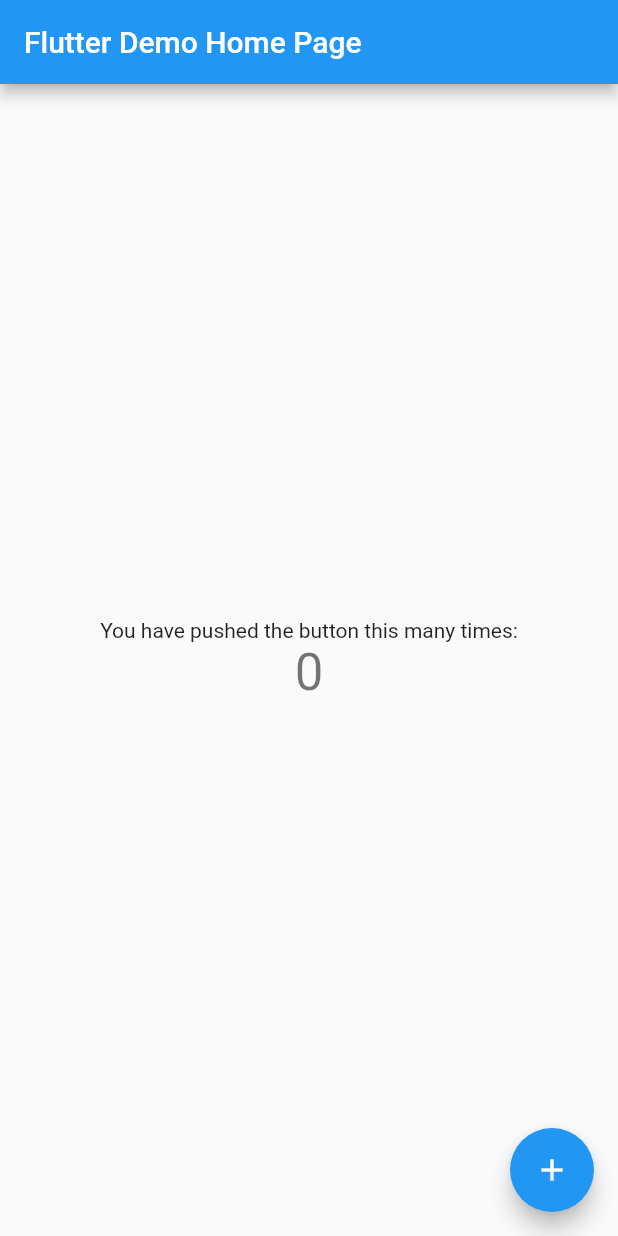
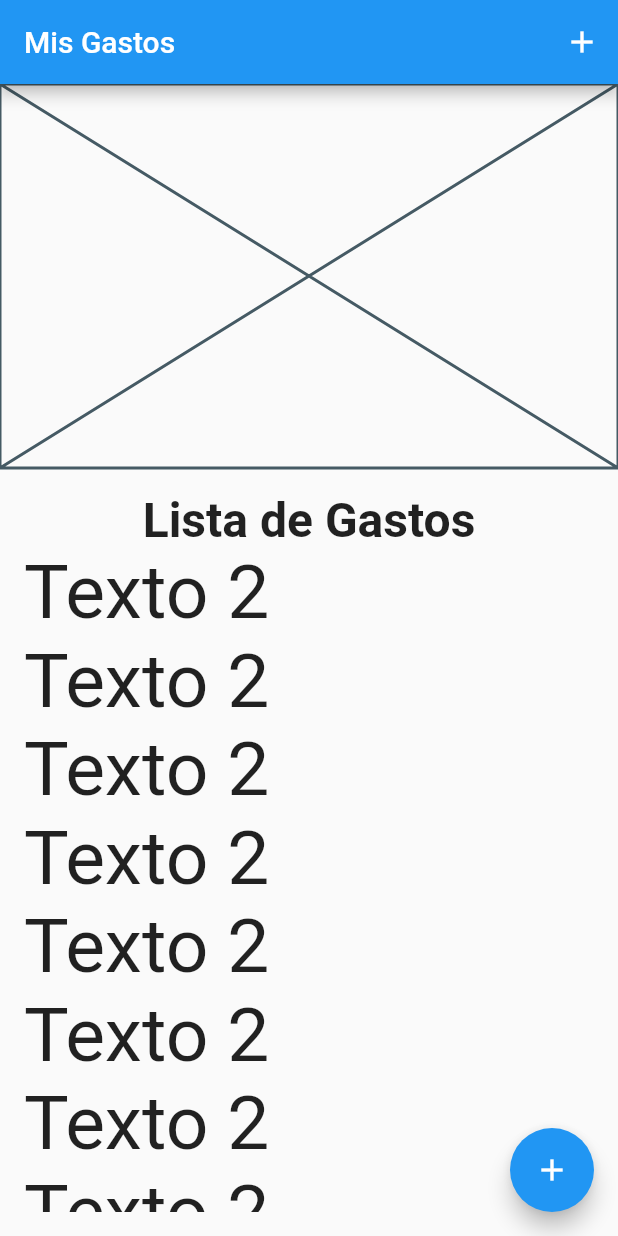
Before and after one commit to paulocrr/my_manager_app, a Flutter app: the screen it shows after launch, on a phone screen of 412 x 824 dp. Run offline on Flutter 3.47's test engine with Material 2 defaults, Android fonts, the phone set to English and light mode, and no system bars.

Commit message:
feat: Se agrego le estrucuta de la pantalla principal

```diff
--- /dev/null
+++ b/lib/home_page.dart
@@ -0,0 +1,87 @@
+import 'package:flutter/material.dart';
+import 'package:my_manager_app/languages/my_text.dart';
+
+class HomePage extends StatelessWidget {
+  const HomePage({super.key});
+
+  @override
+  Widget build(BuildContext context) {
+    return Scaffold(
+      appBar: AppBar(
+        actions: [
+          IconButton(
+            onPressed: () {},
+            icon: const Icon(Icons.add),
+          ),
+        ],
+        title: Text(MyText.homePageText.appBarTitle),
+      ),
+      floatingActionButton: FloatingActionButton(
+        onPressed: () {},
+        child: const Icon(Icons.add),
+      ),
+      body: Column(
+        children: [
+          const Expanded(
+            child: Placeholder(),
+          ),
+          Expanded(
+            flex: 2,
+            child: Padding(
+              padding: const EdgeInsets.all(16.0),
+              child: Column(
+                children: [
+                  Text(
+                    MyText.homePageText.listSpentTitle,
+                    style: const TextStyle(
+                      fontSize: 32,
+                      fontWeight: FontWeight.bold,
+                    ),
+                  ),
+                  Expanded(
+                    child: ListView(
+                      children: [
+                        const Text(
+                          'Texto 2',
+                          style: TextStyle(fontSize: 50),
+                        ),
+                        const Text(
+                          'Texto 2',
+                          style: TextStyle(fontSize: 50),
+                        ),
+                        const Text(
+                          'Texto 2',
+                          style: TextStyle(fontSize: 50),
+                        ),
+                        const Text(
+                          'Texto 2',
+                          style: TextStyle(fontSize: 50),
+                        ),
+                        const Text(
+                          'Texto 2',
+                          style: TextStyle(fontSize: 50),
+                        ),
+                        const Text(
+                          'Texto 2',
+                          style: TextStyle(fontSize: 50),
+                        ),
+                        const Text(
+                          'Texto 2',
+                          style: TextStyle(fontSize: 50),
+                        ),
+                        const Text(
+                          'Texto 2',
+                          style: TextStyle(fontSize: 50),
+                        ),
+                      ],
+                    ),
+                  )
+                ],
+              ),
+            ),
+          )
+        ],
+      ),
+    );
+  }
+}
--- /dev/null
+++ b/lib/languages/my_text.dart
@@ -0,0 +1,11 @@
+class MyText {
+  static final homePageText = _HomePageText();
+  static final addSpentFormText = _AddSpentFormText();
+}
+
+class _HomePageText {
+  final appBarTitle = 'Mis Gastos';
+  final listSpentTitle = 'Lista de Gastos';
+}
+
+class _AddSpentFormText {}
--- a/lib/main.dart
+++ b/lib/main.dart
@@ -1,4 +1,6 @@
 import 'package:flutter/material.dart';
+import 'package:my_manager_app/home_page.dart';
+import 'package:my_manager_app/languages/my_text.dart';
 
 void main() {
   runApp(const MyApp());
@@ -11,105 +13,12 @@ class MyApp extends StatelessWidget {
   @override
   Widget build(BuildContext context) {
     return MaterialApp(
-      title: 'Flutter Demo',
+      debugShowCheckedModeBanner: false,
+      title: MyText.homePageText.appBarTitle,
       theme: ThemeData(
-        // This is the theme of your application.
-        //
-        // Try running your application with "flutter run". You'll see the
-        // application has a blue toolbar. Then, without quitting the app, try
-        // changing the primarySwatch below to Colors.green and then invoke
-        // "hot reload" (press "r" in the console where you ran "flutter run",
-        // or simply save your changes to "hot reload" in a Flutter IDE).
-        // Notice that the counter didn't reset back to zero; the application
-        // is not restarted.
         primarySwatch: Colors.blue,
       ),
-      home: const MyHomePage(title: 'Flutter Demo Home Page'),
+      home: const HomePage(),
     );
   }
 }
-
-class MyHomePage extends StatefulWidget {
-  const MyHomePage({super.key, required this.title});
-
-  // This widget is the home page of your application. It is stateful, meaning
-  // that it has a State object (defined below) that contains fields that affect
-  // how it looks.
-
-  // This class is the configuration for the state. It holds the values (in this
-  // case the title) provided by the parent (in this case the App widget) and
-  // used by the build method of the State. Fields in a Widget subclass are
-  // always marked "final".
-
-  final String title;
-
-  @override
-  State<MyHomePage> createState() => _MyHomePageState();
-}
-
-class _MyHomePageState extends State<MyHomePage> {
-  int _counter = 0;
-
-  void _incrementCounter() {
-    setState(() {
-      // This call to setState tells the Flutter framework that something has
-      // changed in this State, which causes it to rerun the build method below
-      // so that the display can reflect the updated values. If we changed
-      // _counter without calling setState(), then the build method would not be
-      // called again, and so nothing would appear to happen.
-      _counter++;
-    });
-  }
-
-  @override
-  Widget build(BuildContext context) {
-    // This method is rerun every time setState is called, for instance as done
-    // by the _incrementCounter method above.
-    //
-    // The Flutter framework has been optimized to make rerunning build methods
-    // fast, so that you can just rebuild anything that needs updating rather
-    // than having to individually change instances of widgets.
-    return Scaffold(
-      appBar: AppBar(
-        // Here we take the value from the MyHomePage object that was created by
-        // the App.build method, and use it to set our appbar title.
-        title: Text(widget.title),
-      ),
-      body: Center(
-        // Center is a layout widget. It takes a single child and positions it
-        // in the middle of the parent.
-        child: Column(
-          // Column is also a layout widget. It takes a list of children and
-          // arranges them vertically. By default, it sizes itself to fit its
-          // children horizontally, and tries to be as tall as its parent.
-          //
-          // Invoke "debug painting" (press "p" in the console, choose the
-          // "Toggle Debug Paint" action from the Flutter Inspector in Android
-          // Studio, or the "Toggle Debug Paint" command in Visual Studio Code)
-          // to see the wireframe for each widget.
-          //
-          // Column has various properties to control how it sizes itself and
-          // how it positions its children. Here we use mainAxisAlignment to
-          // center the children vertically; the main axis here is the vertical
-          // axis because Columns are vertical (the cross axis would be
-          // horizontal).
-          mainAxisAlignment: MainAxisAlignment.center,
-          children: <Widget>[
-            const Text(
-              'You have pushed the button this many times:',
-            ),
-            Text(
-              '$_counter',
-              style: Theme.of(context).textTheme.headlineMedium,
-            ),
-          ],
-        ),
-      ),
-      floatingActionButton: FloatingActionButton(
-        onPressed: _incrementCounter,
-        tooltip: 'Increment',
-        child: const Icon(Icons.add),
-      ), // This trailing comma makes auto-formatting nicer for build methods.
-    );
-  }
-}
```
